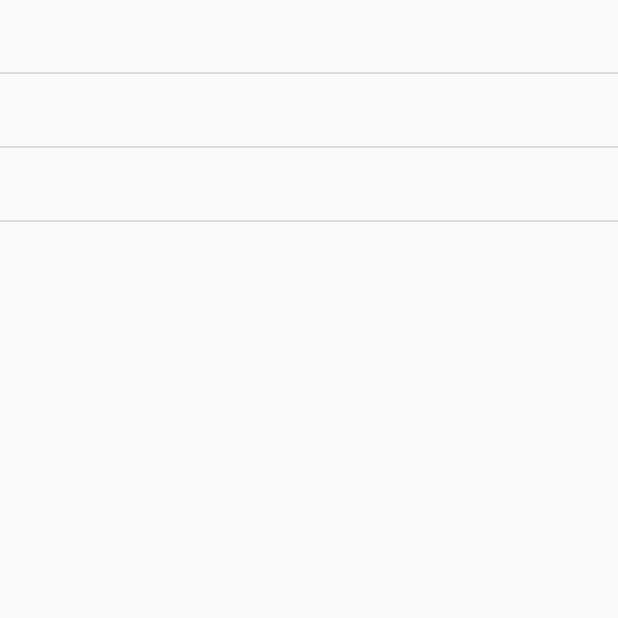
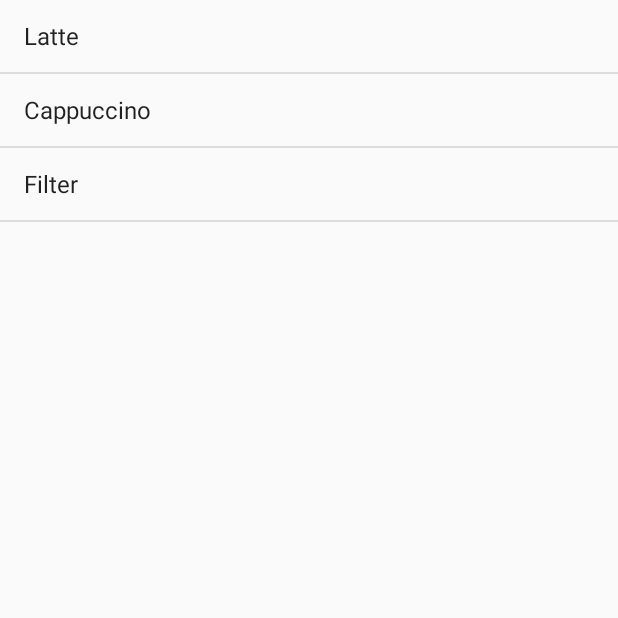
Before and after one commit to gmasalskih/Starbuzz, an Android app: the DrinkCategoryActivity screen opened directly, with no data from a screen before it, on a phone screen of 412 x 824 dp, the top half of it. Run offline under Robolectric (Android 15) with nearby library versions, the phone set to English and light mode, and no system bars.

Commit message:
chapter 16 almost completed fix listView

```diff
--- a/app/src/main/java/com/example/gmasalskih/starbuzz/DrinkCategoryActivity.kt
+++ b/app/src/main/java/com/example/gmasalskih/starbuzz/DrinkCategoryActivity.kt
@@ -12,6 +12,7 @@ import android.widget.ArrayAdapter
 import android.widget.ListView
 import android.widget.Toast
 import kotlinx.android.synthetic.main.activity_drink_category.*
+import java.util.ArrayList
 
 class DrinkCategoryActivity : AppCompatActivity() {
 
@@ -37,20 +38,26 @@ class DrinkCategoryActivity : AppCompatActivity() {
             Toast.makeText(this, "Database unavailable", Toast.LENGTH_SHORT).show()
         }
 
+//        val str = ArrayList<String>()
+//        if (cursor.moveToFirst()){
+//            do {
+//                str.add(cursor.getString(1))
+//            } while (cursor.moveToNext())
+//        }
+
         coffeeItemsView = coffee_items_view
         coffeeItemsView.adapter = SimpleCursorAdapter(
                 this,
                 android.R.layout.simple_list_item_1,
                 cursor,
                 arrayOf("NAME"),
-                IntArray(android.R.id.text1),
+                intArrayOf(android.R.id.text1),
                 0
         )
-
-//        coffeeItemsView.adapter = ArrayAdapter<Drink>(
+//        coffeeItemsView.adapter = ArrayAdapter<String>(
 //                this,
 //                android.R.layout.simple_list_item_1,
-//                drinks
+//                str
 //        )
         coffeeItemsView.setOnItemClickListener { _, _, position, _ ->
             val intent = Intent(this, DrinkActivity::class.java)
```
